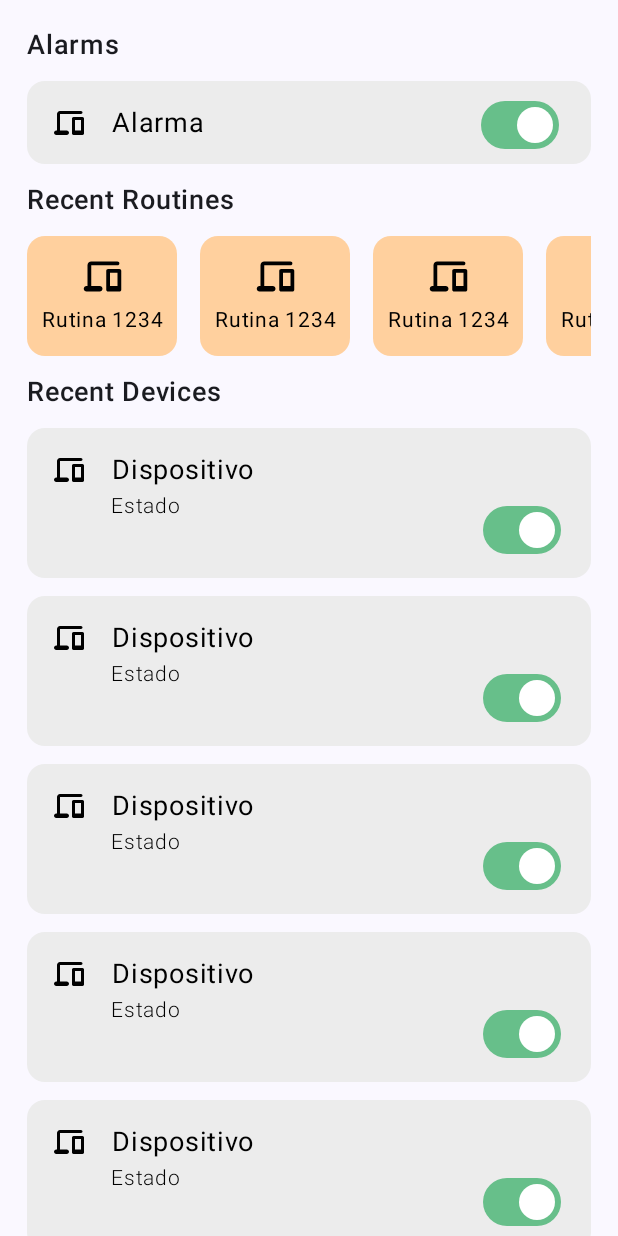
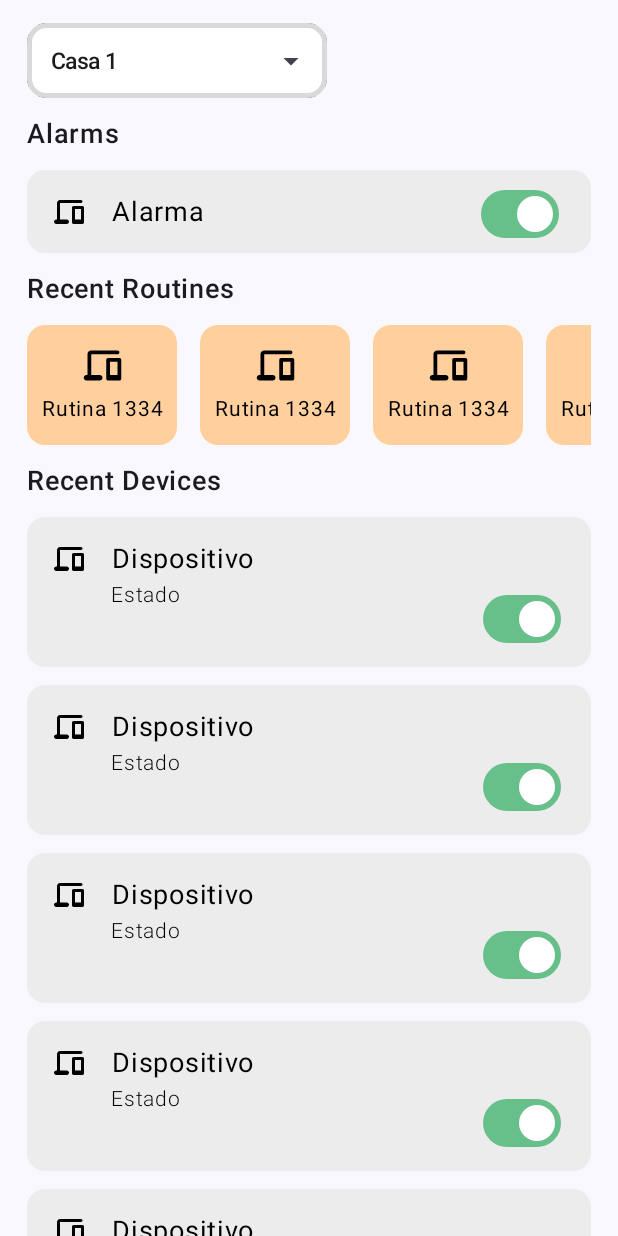
Before and after one commit to feliventu/HCI-Android, an Android app built with Jetpack Compose: the composable MyHomeDestination shown on its own in the app's theme, on a phone screen of 412 x 824 dp. Run offline under Robolectric (Android 15) with nearby library versions, the light colour scheme and no system bars; 3 statements that could not run were skipped.

Commit message:
Add dropdown

```diff
--- a/app/src/main/java/com/example/myapplication/HomeDestination.kt
+++ b/app/src/main/java/com/example/myapplication/HomeDestination.kt
@@ -7,6 +7,7 @@ import androidx.compose.foundation.layout.padding
 import androidx.compose.foundation.lazy.LazyRow
 import androidx.compose.foundation.rememberScrollState
 import androidx.compose.foundation.verticalScroll
+import androidx.compose.material3.DropdownMenu
 import androidx.compose.material3.Text
 import androidx.compose.runtime.Composable
 import androidx.compose.ui.Modifier
@@ -16,6 +17,7 @@ import androidx.compose.ui.unit.dp
 import androidx.compose.ui.unit.sp
 import com.example.myapplication.components.AlarmCard
 import com.example.myapplication.components.DeviceCard
+import com.example.myapplication.components.DropdownMenuBox
 import com.example.myapplication.components.RoutineCard
 import com.example.myapplication.ui.theme.YellowR
 
@@ -29,13 +31,18 @@ fun MyHomeDestination() {
         verticalArrangement = Arrangement.spacedBy(12.dp),
 
         ) {
+        DropdownMenuBox(arrayOf("Casa 1", "Casa 2", "Casa 3"))
+
         Text(
             text = stringResource(id = R.string.alarms),
             fontWeight = FontWeight.SemiBold,
             fontSize = 18.sp,
-            modifier = Modifier.padding(top = 18.dp)
+            modifier = Modifier.padding(top = 0.dp)
         )
         AlarmCard()
+
+
+
 
         Text(
             text = stringResource(id = R.string.recent_routines),
@@ -45,9 +52,7 @@ fun MyHomeDestination() {
             )
         LazyRow(horizontalArrangement = Arrangement.spacedBy(15.dp)) {
             items(5) {
-                RoutineCard(false, "Rutina 1234", "Descripción de la rutina 1", color = YellowR)
-
-
+                RoutineCard(false, "Rutina 1334", "Descripción de la rutina 1", color = YellowR)
             }
         }
 
@@ -59,16 +64,11 @@ fun MyHomeDestination() {
             fontSize = 18.sp
         )
 
-
         DeviceCard()
         DeviceCard()
         DeviceCard()
         DeviceCard()
         DeviceCard()
         DeviceCard()
-
-
     }
-
-
 }
--- /dev/null
+++ b/app/src/main/java/com/example/myapplication/components/Dropdown.kt
@@ -0,0 +1,100 @@
+package com.example.myapplication.components
+
+import android.widget.Toast
+import androidx.compose.foundation.BorderStroke
+import androidx.compose.foundation.layout.Box
+import androidx.compose.foundation.layout.height
+import androidx.compose.foundation.layout.padding
+import androidx.compose.foundation.layout.width
+import androidx.compose.foundation.shape.RoundedCornerShape
+import androidx.compose.material3.DropdownMenuItem
+import androidx.compose.material3.ExperimentalMaterial3Api
+import androidx.compose.material3.ExposedDropdownMenuBox
+import androidx.compose.material3.ExposedDropdownMenuDefaults
+import androidx.compose.material3.MenuItemColors
+import androidx.compose.material3.OutlinedTextField
+import androidx.compose.material3.OutlinedTextFieldDefaults
+import androidx.compose.material3.Surface
+import androidx.compose.material3.Text
+import androidx.compose.runtime.Composable
+import androidx.compose.runtime.getValue
+import androidx.compose.runtime.mutableStateOf
+import androidx.compose.runtime.remember
+import androidx.compose.runtime.setValue
+import androidx.compose.ui.Modifier
+import androidx.compose.ui.graphics.Color
+import androidx.compose.ui.platform.LocalContext
+import androidx.compose.ui.text.TextStyle
+import androidx.compose.ui.text.font.FontWeight
+import androidx.compose.ui.unit.dp
+import androidx.compose.ui.unit.sp
+import com.example.myapplication.ui.theme.LightGray01
+
+@OptIn(ExperimentalMaterial3Api::class)
+@Composable
+fun DropdownMenuBox(options: Array<String> = arrayOf("Americano", "Cappuccino", "Espresso", "Latte", "Mocha")) {
+    val context = LocalContext.current
+
+    var expanded by remember { mutableStateOf(false) }
+    var selectedText by remember { mutableStateOf(options[0]) }
+
+
+
+    Box(
+        modifier = Modifier
+            .width(200.dp)
+            .height(65.dp)
+            .padding(top = 15.dp)
+    ) {
+        ExposedDropdownMenuBox(
+            expanded = expanded,
+            onExpandedChange = {
+                expanded = !expanded
+            }
+        ) {
+            Surface(
+                shape = RoundedCornerShape(13.dp),
+                border = BorderStroke(3.dp, LightGray01),
+                color = Color.White,
+
+                ) {
+                OutlinedTextField(
+                    value = selectedText,
+                    onValueChange = {},
+                    readOnly = true,
+                    trailingIcon = { ExposedDropdownMenuDefaults.TrailingIcon(expanded = expanded) },
+                    colors =  OutlinedTextFieldDefaults.colors(),
+                    modifier = Modifier.menuAnchor(),
+                    textStyle = TextStyle(fontSize = 15.sp, fontWeight = FontWeight.SemiBold)
+                )
+            }
+
+            ExposedDropdownMenu(
+                containerColor = Color.White,
+                expanded = expanded,
+                onDismissRequest = { expanded = false },
+
+                ) {
+                options.forEach { item ->
+                    if (item != selectedText){
+                    DropdownMenuItem(
+                        text = { Text(text = item) },
+                        onClick = {
+                            selectedText = item
+                            expanded = false
+                            Toast.makeText(context, item, Toast.LENGTH_SHORT).show()
+                        },
+                        colors = MenuItemColors(
+                            textColor = Color.Black,
+                            leadingIconColor = Color.Black,
+                            trailingIconColor = Color.Black,
+                            disabledTextColor = Color.Black,
+                            disabledLeadingIconColor = Color.Black,
+                            disabledTrailingIconColor = Color.Black,
+                        )
+                    )
+                }}
+            }
+        }
+    }
+}
--- a/app/src/main/java/com/example/myapplication/ui/theme/Color.kt
+++ b/app/src/main/java/com/example/myapplication/ui/theme/Color.kt
@@ -13,4 +13,6 @@ val Pink40 = Color(0xFF7D5260)
 val Green01 = Color(0xff78dea1)
 val Green02 = Color(0xff67bf8a)
 
+val LightGray01 = Color(0xffd9d9d9)
+
 val YellowR = Color(0xffffd09e)
```
Also changed, not shown: app/src/main/java/com/example/myapplication/MainActivity.kt (+34 -1 lines).
